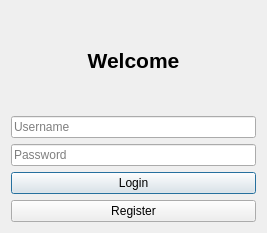
Qt form UI/userSelection.ui (Matchu02118/AcademicManagementApp) before a commit.
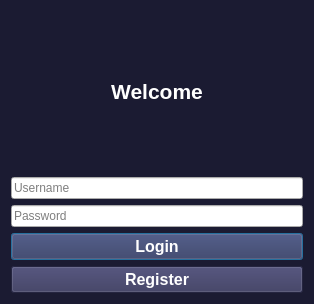
The same form after that commit.

Diff of the .ui file:
```diff
--- a/UI/userSelection.ui
+++ b/UI/userSelection.ui
@@ -6,22 +6,33 @@
    <rect>
     <x>0</x>
     <y>0</y>
-    <width>267</width>
-    <height>233</height>
+    <width>314</width>
+    <height>304</height>
    </rect>
   </property>
   <property name="windowTitle">
    <string>Login</string>
   </property>
+  <property name="styleSheet">
+   <string notr="true">QDialog{
+	background:#1b1b32;
+}</string>
+  </property>
   <layout class="QVBoxLayout" name="verticalLayout">
    <item>
     <widget class="QLabel" name="welcomeLabel">
      <property name="font">
       <font>
+       <family>Tahoma</family>
        <pointsize>16</pointsize>
        <bold>true</bold>
       </font>
      </property>
+     <property name="styleSheet">
+      <string notr="true">QLabel{
+	color: white;
+}</string>
+     </property>
      <property name="text">
       <string>Welcome</string>
      </property>
@@ -49,6 +60,21 @@
    </item>
    <item>
     <widget class="QPushButton" name="login_button">
+     <property name="font">
+      <font>
+       <pointsize>12</pointsize>
+       <bold>true</bold>
+      </font>
+     </property>
+     <property name="cursor">
+      <cursorShape>PointingHandCursor</cursorShape>
+     </property>
+     <property name="styleSheet">
+      <string notr="true">QPushButton{
+	background:#34345a;
+	color:white;
+}</string>
+     </property>
      <property name="text">
       <string>Login</string>
      </property>
@@ -56,6 +82,21 @@
    </item>
    <item>
     <widget class="QPushButton" name="create_account_button">
+     <property name="font">
+      <font>
+       <pointsize>12</pointsize>
+       <bold>true</bold>
+      </font>
+     </property>
+     <property name="cursor">
+      <cursorShape>PointingHandCursor</cursorShape>
+     </property>
+     <property name="styleSheet">
+      <string notr="true">QPushButton{
+	background:#34345a;
+	color:white;
+}</string>
+     </property>
      <property name="text">
       <string>Register</string>
      </property>
```
